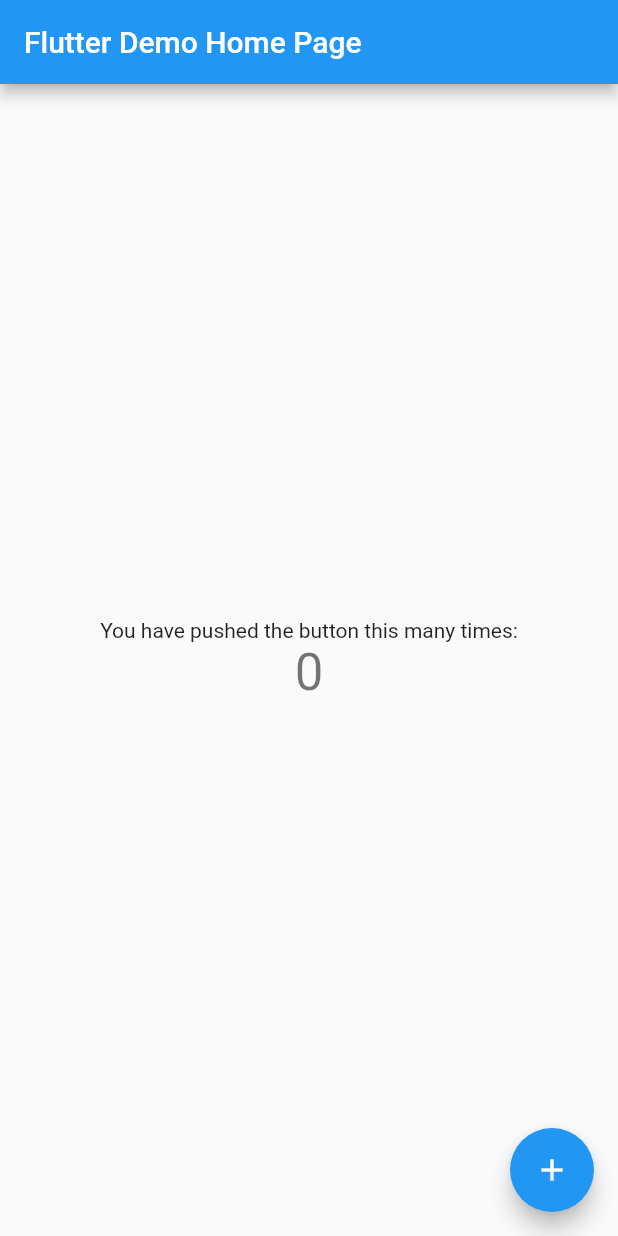
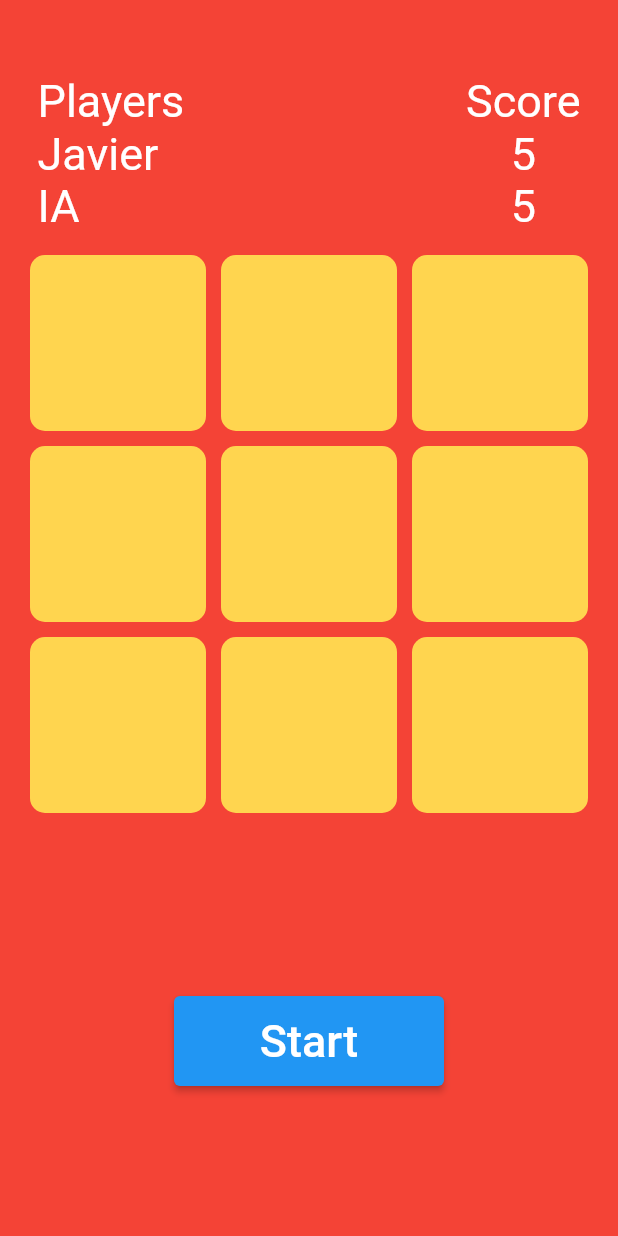
Before and after one commit to javierrrrrrrrrrrr/X-0, a Flutter app: the screen it shows after launch, on a phone screen of 412 x 824 dp. Run offline on Flutter 3.47's test engine with Material 2 defaults, Android fonts, the light colour scheme and no system bars; our stand-ins replace flutter_countdown_timer.

Commit message:
primeros pasoso

```diff
--- /dev/null
+++ b/lib/Pages/home_page.dart
@@ -0,0 +1,33 @@
+import 'package:flutter/material.dart';
+import 'package:provider/provider.dart';
+import 'package:x_and_0/Widgets/time_and_star.dart';
+
+import '../Providers/control_provider.dart';
+import '../Widgets/body_card.dart';
+import '../Widgets/head_info.dart';
+import '../Widgets/win_widget.dart';
+
+class HomePage extends StatelessWidget {
+  const HomePage({Key? key}) : super(key: key);
+
+  @override
+  Widget build(BuildContext context) {
+    final controlProvider = Provider.of<ControlProvider>(context);
+    return Scaffold(
+      backgroundColor: Colors.red,
+      body: Padding(
+        padding: const EdgeInsets.symmetric(horizontal: 15),
+        child: Column(
+          children: [
+            const InfoHead(),
+            const SizedBox(height: 10),
+            const BodyCard(),
+            const WinWidget(),
+            const SizedBox(height: 20),
+            TimeAndSTar(controlindex: controlProvider.controlindex),
+          ],
+        ),
+      ),
+    );
+  }
+}
--- /dev/null
+++ b/lib/Widgets/body_card.dart
@@ -0,0 +1,64 @@
+import 'package:flutter/material.dart';
+import 'package:provider/provider.dart';
+import 'package:x_and_0/models/card_model.dart';
+
+import '../Providers/control_provider.dart';
+import 'custom_card.dart';
+
+class BodyCard extends StatelessWidget {
+  const BodyCard({
+    super.key,
+  });
+
+  @override
+  Widget build(BuildContext context) {
+    final controlProvider = Provider.of<ControlProvider>(context);
+    return Expanded(
+      child: GridView.builder(
+          itemCount: 9,
+          gridDelegate: const SliverGridDelegateWithFixedCrossAxisCount(
+              crossAxisCount: 3),
+          itemBuilder: (BuildContext context, int index) {
+            return Padding(
+              padding: const EdgeInsets.symmetric(horizontal: 5, vertical: 5),
+              child: GestureDetector(
+                onTap: () {
+                  //comprobar si no  han tocado antes la carta
+                  if (controlProvider.checkcardstatus(index) == false &&
+                      controlProvider.resultado == "" &&
+                      controlProvider.controlindex != 0) {
+                    //comprobar el turno de que jugador es
+                    if (controlProvider.isplayer1turn) {
+                      controlProvider.addCradtolist(
+                          CustommodelCard(valor: "1", index: index));
+                      //cambiar el valor para saber como dibujar el contenedor
+                      controlProvider.changecontainerforma(index, 1);
+                      //
+                      // comprobar si hay victoria
+                      controlProvider.checkwin();
+                      //recetear tiempo
+                      controlProvider.resettimer();
+                      controlProvider.chnageplayerturn();
+                    } else {
+                      controlProvider.addCradtolist(
+                          CustommodelCard(valor: "2", index: index));
+                      controlProvider.changecontainerforma(index, 2);
+                      controlProvider.checkwin();
+                      //recetear tiempo
+                      controlProvider.resettimer();
+                      controlProvider.chnageplayerturn();
+                    }
+                  }
+
+                  print(controlProvider.selectedcard.length);
+                },
+                child: CustomCard(
+                    cardvalue: controlProvider.cradvalue[index],
+                    listindex: controlProvider.cuadrosdibujados,
+                    index: index),
+              ),
+            );
+          }),
+    );
+  }
+}
--- /dev/null
+++ b/lib/Widgets/custom_card.dart
@@ -0,0 +1,43 @@
+import 'package:flutter/material.dart';
+
+class CustomCard extends StatelessWidget {
+  const CustomCard({
+    super.key,
+    required this.cardvalue,
+    required this.listindex,
+    required this.index,
+  });
+
+  final int cardvalue;
+  final List<int> listindex;
+  final int index;
+
+  @override
+  Widget build(BuildContext context) {
+    return Container(
+        height: 180,
+        width: 180,
+        decoration: BoxDecoration(
+            color: (listindex[0] == index ||
+                    listindex[1] == index ||
+                    listindex[2] == index)
+                ? Colors.blue
+                : Colors.amber[300],
+            borderRadius: const BorderRadius.all(Radius.circular(10))),
+        child: cardvalue == 0
+            ? Container()
+            : cardvalue == 1
+                ? const Center(
+                    child: Text(
+                      "X",
+                      style: TextStyle(fontSize: 45, color: Colors.white),
+                    ),
+                  )
+                : const Center(
+                    child: Text(
+                      "0",
+                      style: TextStyle(fontSize: 45, color: Colors.black),
+                    ),
+                  ));
+  }
+}
--- /dev/null
+++ b/lib/Widgets/head_info.dart
@@ -0,0 +1,66 @@
+import 'package:flutter/material.dart';
+
+class InfoHead extends StatelessWidget {
+  const InfoHead({
+    super.key,
+  });
+
+  @override
+  Widget build(BuildContext context) {
+    return Padding(
+      padding: const EdgeInsets.only(top: 50),
+      child: Column(
+        children: const [
+          CustomRowInfo(
+            name: "Players ",
+            marca: "Jug",
+            score: "Score",
+          ),
+          CustomRowInfo(
+            name: "Javier ",
+            marca: "X",
+            score: "5    ",
+          ),
+          CustomRowInfo(
+            name: "IA ",
+            marca: "       0",
+            score: "5    ",
+          ),
+        ],
+      ),
+    );
+  }
+}
+
+class CustomRowInfo extends StatelessWidget {
+  const CustomRowInfo({
+    super.key,
+    required this.name,
+    required this.score,
+    required this.marca,
+  });
+
+  final String name;
+  final String score;
+  final String marca;
+
+  @override
+  Widget build(BuildContext context) {
+    return Padding(
+      padding: const EdgeInsets.symmetric(horizontal: 10),
+      child: Row(
+        mainAxisAlignment: MainAxisAlignment.spaceBetween,
+        children: [
+          Text(
+            name,
+            style: const TextStyle(fontSize: 30, color: Colors.white),
+          ),
+          Text(
+            score.toString(),
+            style: const TextStyle(fontSize: 30, color: Colors.white),
+          ),
+        ],
+      ),
+    );
+  }
+}
--- /dev/null
+++ b/lib/Widgets/time_and_star.dart
@@ -0,0 +1,128 @@
+import 'package:flutter/material.dart';
+import 'package:flutter_countdown_timer/flutter_countdown_timer.dart';
+import 'package:provider/provider.dart';
+
+import '../Providers/control_provider.dart';
+import 'custom_painter.dart';
+
+class TimeAndSTar extends StatelessWidget {
+  const TimeAndSTar({
+    super.key,
+    required this.controlindex,
+  });
+
+  final int controlindex;
+
+  @override
+  Widget build(BuildContext context) {
+    final controlProvider = Provider.of<ControlProvider>(context);
+    return Padding(
+        padding: controlindex == 0
+            ? const EdgeInsets.only(bottom: 100)
+            : const EdgeInsets.only(bottom: 70),
+        child: controlindex == 0
+            ? SizedBox(
+                width: 180,
+                height: 60,
+                child: ElevatedButton(
+                  child: const Text(
+                    "Start",
+                    style: TextStyle(fontSize: 30),
+                  ),
+                  onPressed: () {
+                    controlProvider.changebuttomindex(1);
+                  },
+                ),
+              )
+            : controlProvider.resultado == ""
+                ? const CustomTimer()
+                : GestureDetector(
+                    onTap: () {
+                      controlProvider.resetgame();
+                    },
+                    child: const Icon(
+                      Icons.restart_alt_rounded,
+                      color: Colors.white,
+                      size: 80,
+                    ),
+                  ));
+  }
+}
+
+class CustomTimer extends StatefulWidget {
+  const CustomTimer({
+    super.key,
+  });
+
+  @override
+  State<CustomTimer> createState() => _CustomTimerState();
+}
+
+class _CustomTimerState extends State<CustomTimer> {
+  @override
+  Widget build(BuildContext context) {
+    final controlProvider = Provider.of<ControlProvider>(context);
+
+    return CountdownTimer(
+        widgetBuilder: (_, time) {
+          if (time != null) {
+            return Circletimer(
+              timer: time.sec.toString(),
+              time: time.sec!.toDouble(),
+            );
+          } else {
+            return const Circletimer(
+              timer: "0",
+            );
+          }
+        },
+        endTime: controlProvider.endTime,
+        onEnd: () {
+          controlProvider.resettimer();
+        }
+        // style: const TextStyle(color: Colors.white, fontSize: 45),
+        );
+  }
+}
+
+class Circletimer extends StatelessWidget {
+  const Circletimer({
+    super.key,
+    required this.timer,
+    this.time,
+  });
+
+  final String timer;
+  final double? time;
+
+  @override
+  Widget build(BuildContext context) {
+    return Container(
+      height: 100,
+      width: 100,
+      decoration:
+          const BoxDecoration(color: Colors.blue, shape: BoxShape.circle),
+      child: Center(
+        child: Stack(
+          children: [
+            CustomPaint(
+              painter: CircularProgressPainter(
+                  progress: time != null ? time! * 3.33 : 0),
+              child: Container(
+                height: 100,
+                width: 100,
+                decoration: const BoxDecoration(
+                    color: Colors.red, shape: BoxShape.circle),
+                child: Center(
+                  child: Text(timer,
+                      style:
+                          const TextStyle(fontSize: 45, color: Colors.white)),
+                ),
+              ),
+            ),
+          ],
+        ),
+      ),
+    );
+  }
+}
--- /dev/null
+++ b/lib/Widgets/win_widget.dart
@@ -0,0 +1,24 @@
+import 'package:flutter/material.dart';
+import 'package:provider/provider.dart';
+
+import '../Providers/control_provider.dart';
+
+class WinWidget extends StatelessWidget {
+  const WinWidget({
+    super.key,
+  });
+
+  @override
+  Widget build(BuildContext context) {
+    final controlProvider = Provider.of<ControlProvider>(context);
+    return Row(
+      mainAxisAlignment: MainAxisAlignment.center,
+      children: [
+        Text(
+          controlProvider.resultado,
+          style: const TextStyle(fontSize: 30, color: Colors.white),
+        ),
+      ],
+    );
+  }
+}
--- a/lib/main.dart
+++ b/lib/main.dart
@@ -1,115 +1,27 @@
 import 'package:flutter/material.dart';
+import 'package:provider/provider.dart';
+
+import 'Pages/home_page.dart';
+import 'Providers/control_provider.dart';
 
 void main() {
-  runApp(const MyApp());
+  runApp(MultiProvider(providers: [
+    ChangeNotifierProvider(
+      create: (_) => ControlProvider(),
+      lazy: true,
+    ),
+  ], child: const MyApp()));
 }
 
 class MyApp extends StatelessWidget {
   const MyApp({super.key});
 
-  // This widget is the root of your application.
   @override
   Widget build(BuildContext context) {
-    return MaterialApp(
-      title: 'Flutter Demo',
-      theme: ThemeData(
-        // This is the theme of your application.
-        //
-        // Try running your application with "flutter run". You'll see the
-        // application has a blue toolbar. Then, without quitting the app, try
-        // changing the primarySwatch below to Colors.green and then invoke
-        // "hot reload" (press "r" in the console where you ran "flutter run",
-        // or simply save your changes to "hot reload" in a Flutter IDE).
-        // Notice that the counter didn't reset back to zero; the application
-        // is not restarted.
-        primarySwatch: Colors.blue,
-      ),
-      home: const MyHomePage(title: 'Flutter Demo Home Page'),
+    return const MaterialApp(
+      title: 'Material App',
+      debugShowCheckedModeBanner: false,
+      home: HomePage(),
     );
   }
 }
-
-class MyHomePage extends StatefulWidget {
-  const MyHomePage({super.key, required this.title});
-
-  // This widget is the home page of your application. It is stateful, meaning
-  // that it has a State object (defined below) that contains fields that affect
-  // how it looks.
-
-  // This class is the configuration for the state. It holds the values (in this
-  // case the title) provided by the parent (in this case the App widget) and
-  // used by the build method of the State. Fields in a Widget subclass are
-  // always marked "final".
-
-  final String title;
-
-  @override
-  State<MyHomePage> createState() => _MyHomePageState();
-}
-
-class _MyHomePageState extends State<MyHomePage> {
-  int _counter = 0;
-
-  void _incrementCounter() {
-    setState(() {
-      // This call to setState tells the Flutter framework that something has
-      // changed in this State, which causes it to rerun the build method below
-      // so that the display can reflect the updated values. If we changed
-      // _counter without calling setState(), then the build method would not be
-      // called again, and so nothing would appear to happen.
-      _counter++;
-    });
-  }
-
-  @override
-  Widget build(BuildContext context) {
-    // This method is rerun every time setState is called, for instance as done
-    // by the _incrementCounter method above.
-    //
-    // The Flutter framework has been optimized to make rerunning build methods
-    // fast, so that you can just rebuild anything that needs updating rather
-    // than having to individually change instances of widgets.
-    return Scaffold(
-      appBar: AppBar(
-        // Here we take the value from the MyHomePage object that was created by
-        // the App.build method, and use it to set our appbar title.
-        title: Text(widget.title),
-      ),
-      body: Center(
-        // Center is a layout widget. It takes a single child and positions it
-        // in the middle of the parent.
-        child: Column(
-          // Column is also a layout widget. It takes a list of children and
-          // arranges them vertically. By default, it sizes itself to fit its
-          // children horizontally, and tries to be as tall as its parent.
-          //
-          // Invoke "debug painting" (press "p" in the console, choose the
-          // "Toggle Debug Paint" action from the Flutter Inspector in Android
-          // Studio, or the "Toggle Debug Paint" command in Visual Studio Code)
-          // to see the wireframe for each widget.
-          //
-          // Column has various properties to control how it sizes itself and
-          // how it positions its children. Here we use mainAxisAlignment to
-          // center the children vertically; the main axis here is the vertical
-          // axis because Columns are vertical (the cross axis would be
-          // horizontal).
-          mainAxisAlignment: MainAxisAlignment.center,
-          children: <Widget>[
-            const Text(
-              'You have pushed the button this many times:',
-            ),
-            Text(
-              '$_counter',
-              style: Theme.of(context).textTheme.headlineMedium,
-            ),
-          ],
-        ),
-      ),
-      floatingActionButton: FloatingActionButton(
-        onPressed: _incrementCounter,
-        tooltip: 'Increment',
-        child: const Icon(Icons.add),
-      ), // This trailing comma makes auto-formatting nicer for build methods.
-    );
-  }
-}
--- /dev/null
+++ b/lib/models/card_model.dart
@@ -0,0 +1,9 @@
+class CustommodelCard {
+  String valor;
+  int index;
+
+  CustommodelCard({required this.valor, required this.index}) {
+    valor = valor;
+    index = index;
+  }
+}
--- a/pubspec.yaml
+++ b/pubspec.yaml
@@ -35,6 +35,8 @@
   # The following adds the Cupertino Icons font to your application.
   # Use with the CupertinoIcons class for iOS style icons.
   cupertino_icons: ^1.0.2
+  flutter_countdown_timer: ^4.1.0
+  provider: ^6.0.5
 
 dev_dependencies:
   flutter_test:
```
Also changed, not shown: lib/Providers/control_provider.dart (added, +178 -0 lines), lib/Widgets/custom_painter.dart (added, +39 -0 lines), pubspec.lock.
